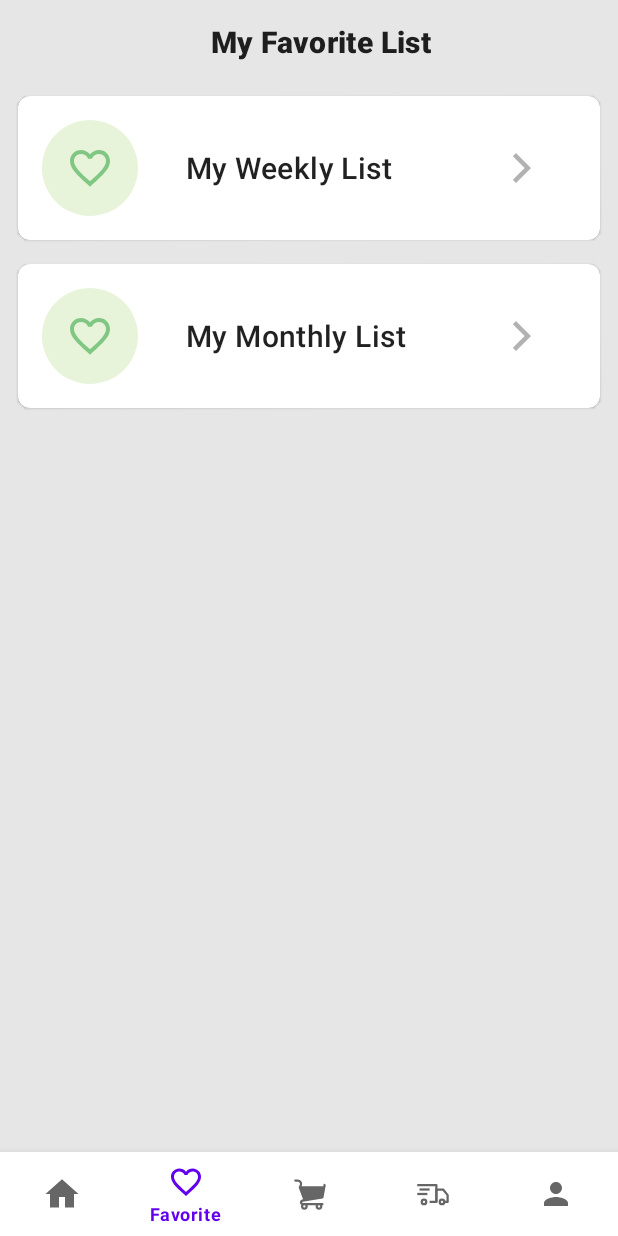
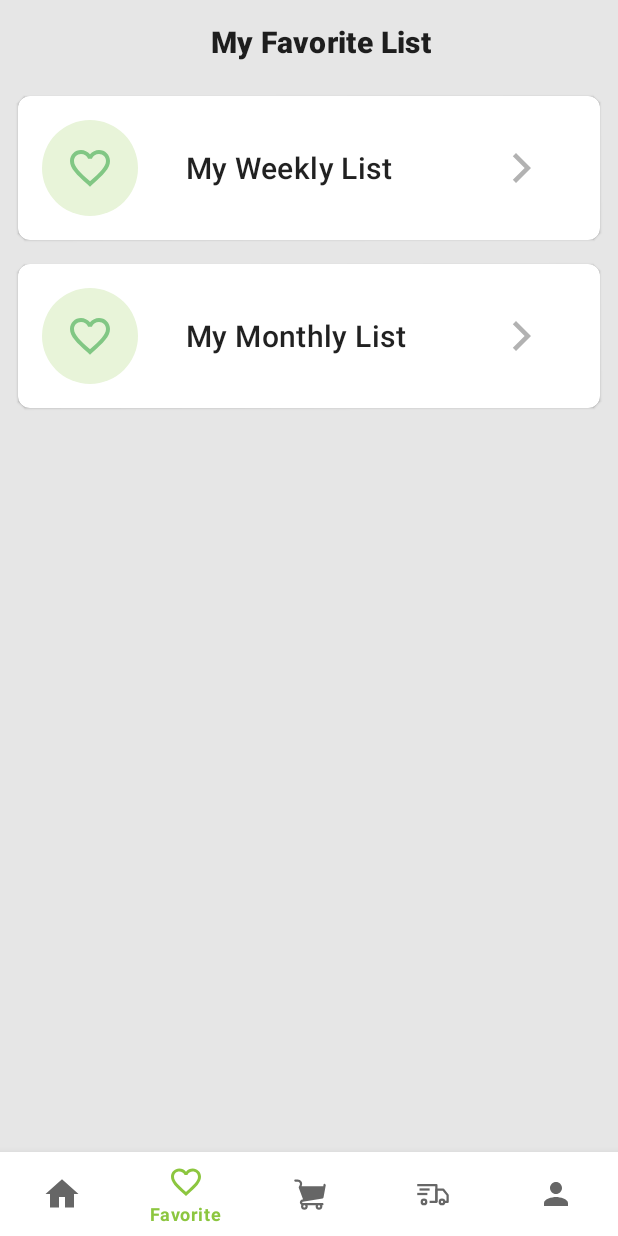
Before and after one commit to Kshitij09/TazaBazar, an Android app: the screen it shows after launch (MainActivity), item 2 of the bottom bar chosen, on a phone screen of 412 x 824 dp. Run offline under Robolectric (Android 15) with nearby library versions, the phone set to English and light mode, and no system bars; our stand-ins replace Room's generated code, Timber, navigation-ui; libraries missing offline, so code that uses them is left out: com.jakewharton.threetenabp; 2 statements that could not run were skipped.

Commit message:
Update App's Primary Color
Signed-off-by: Kshitij Patil <kshitijpatil98@gmail.com>

```diff
--- a/app/src/main/res/values/colors.xml
+++ b/app/src/main/res/values/colors.xml
@@ -12,7 +12,7 @@
     <color name="tzb_gray_400">#696969</color>
     <color name="tzb_gray_600">#505050</color>
     <color name="tzb_orange">#FBA308</color>
-    <color name="tzb_green">#388E3C</color>
+    <color name="tzb_green">#8CC63F</color>
     <color name="tzb_green_medium">#81C784</color>
     <color name="tzb_green_darker">#00796B</color>
     <color name="tzb_green_light">#E8F4D9</color>
--- a/app/src/main/res/values/themes.xml
+++ b/app/src/main/res/values/themes.xml
@@ -2,8 +2,8 @@
     <!-- Base application theme. -->
     <style name="Theme.TazaBazar" parent="Theme.MaterialComponents.Light.NoActionBar">
         <!-- Primary brand color. -->
-        <item name="colorPrimary">@color/purple_500</item>
-        <item name="colorPrimaryVariant">@color/purple_700</item>
+        <item name="colorPrimary">@color/tzb_green</item>
+        <item name="colorPrimaryVariant">@color/tzb_green_darker</item>
         <item name="colorOnPrimary">@color/white</item>
         <!-- Secondary brand color. -->
         <item name="colorSecondary">@color/teal_200</item>
```
